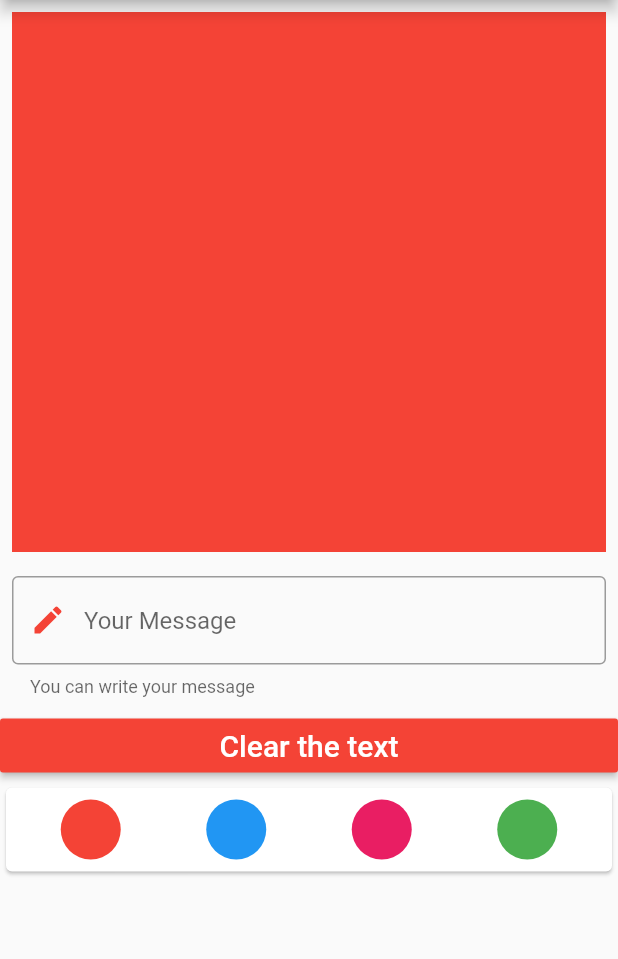
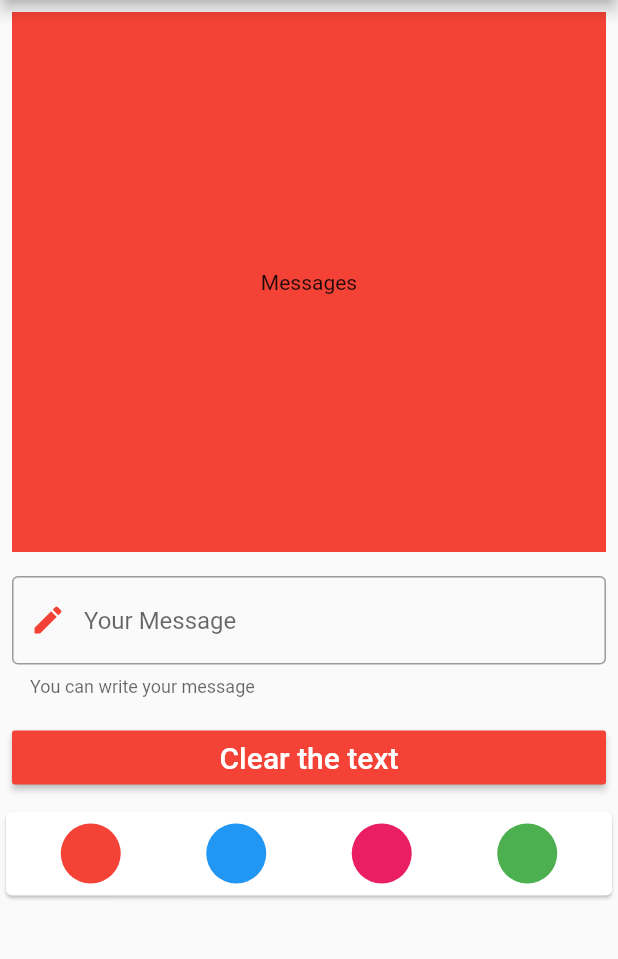
Before and after one commit to Ayush-Jung/Flutter_Data, a Flutter app: the screen it shows after launch, on a phone screen of 412 x 824 dp, the part 84-1043 px from its top. Run offline on Flutter 3.47's test engine with Material 2 defaults, Android fonts, the phone set to English and light mode, and no system bars; our stand-ins replace eva_icons_flutter, firebase_auth, flutter_spinkit; accounts and stored records are empty.

```diff
--- a/message_card/lib/main.dart
+++ b/message_card/lib/main.dart
@@ -10,6 +10,10 @@ class MessageCard extends StatefulWidget {
 }
 
 class _MessageCardState extends State<MessageCard> {
+  TextEditingController control = new TextEditingController();
+  String message = "Messages";
+  Color textcolor = Colors.red;
+
   @override
   Widget build(BuildContext context) {
     return MaterialApp(
@@ -17,36 +21,57 @@ class _MessageCardState extends State<MessageCard> {
         appBar: AppBar(
           title: Text(" My Message Card"),
           centerTitle: true,
-          backgroundColor: Colors.red,
+          backgroundColor: textcolor,
         ),
         body: ListView(
           children: [
             Padding(
               padding: EdgeInsets.all(8.0),
               child: Container(
-                height: 360.0,
-                color: Colors.red,
+                height: 360,
+                width: 400,
+                color: textcolor,
+                child: Center(
+                  child: Text(message),
+                ),
               ),
             ),
             Padding(
               padding: EdgeInsets.all(8.0),
               child: TextField(
+                controller: control,
+                onChanged: (String value) {
+                  setState(() {
+                    message = value;
+                  });
+                },
                 keyboardType: TextInputType.text,
                 decoration: InputDecoration(
-                  border: OutlineInputBorder(),
-                  prefixIcon: Icon(Icons.edit, color: Colors.red),
+                  border:
+                      OutlineInputBorder(), // to add border around the widget
+                  focusedBorder: OutlineInputBorder(
+                    borderSide: BorderSide(color: textcolor),
+                  ), //adjusting the color of border
+                  prefixIcon: Icon(Icons.edit, color: textcolor),
                   hintText: "Your Message",
                   helperText: "You can write your message",
                 ),
               ),
             ),
-            RaisedButton(
-              onPressed: () {},
+            Padding(
+              padding: EdgeInsets.all(8.0),
+              child: RaisedButton(
+                onPressed: () {
+                  setState(() {
+                    control.clear();
+                  });
+                },
                 child: Text(
                   "Clear the text",
                   style: TextStyle(color: Colors.white, fontSize: 20.0),
                 ),
-              color: Colors.red,
+                color: textcolor,
+              ),
             ),
             Card(
               child: Padding(
@@ -54,17 +79,45 @@ class _MessageCardState extends State<MessageCard> {
                 child: Row(
                   mainAxisAlignment: MainAxisAlignment.spaceAround,
                   children: [
-                    CircleAvatar(
+                    InkWell(
+                      onTap: () {
+                        setState(() {
+                          textcolor = Colors.red;
+                        });
+                      },
+                      child: CircleAvatar(
                         backgroundColor: Colors.red,
                       ),
-                    CircleAvatar(
+                    ),
+                    InkWell(
+                      onTap: () {
+                        setState(() {
+                          textcolor = Colors.blue;
+                        });
+                      },
+                      child: CircleAvatar(
                         backgroundColor: Colors.blue,
                       ),
-                    CircleAvatar(
+                    ),
+                    InkWell(
+                      onTap: () {
+                        setState(() {
+                          textcolor = Colors.pink;
+                        });
+                      },
+                      child: CircleAvatar(
                         backgroundColor: Colors.pink,
                       ),
-                    CircleAvatar(
+                    ),
+                    InkWell(
+                      onTap: () {
+                        setState(() {
+                          textcolor = Colors.green;
+                        });
+                      },
+                      child: CircleAvatar(
                         backgroundColor: Colors.green,
+                      ),
                     ),
                   ],
                 ),
```
Also changed, not shown: my_cv/assets/ayush.jpg (renamed from ayush_id/my_cv/assets/ayush.jpg), my_cv/lib/main.dart (renamed from ayush_id/my_cv/lib/main.dart), my_cv/pubspec.lock (renamed from ayush_id/my_cv/pubspec.lock), my_cv/pubspec.yaml (renamed from ayush_id/my_cv/pubspec.yaml), 119 other files. Lines whose indentation alone changed are shown as unchanged.
